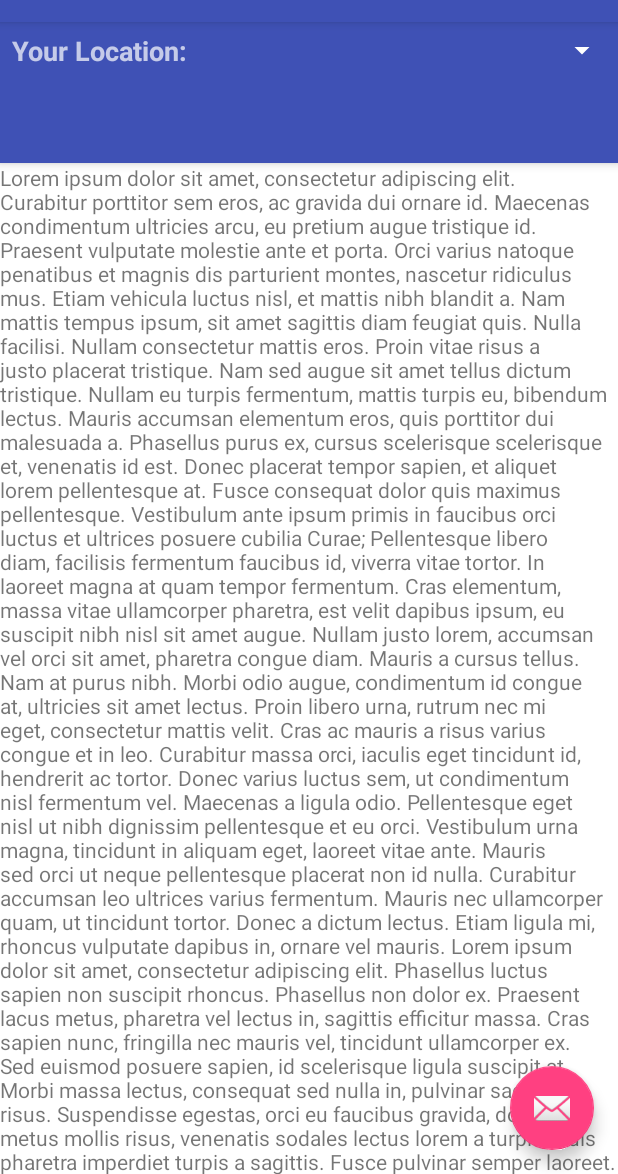
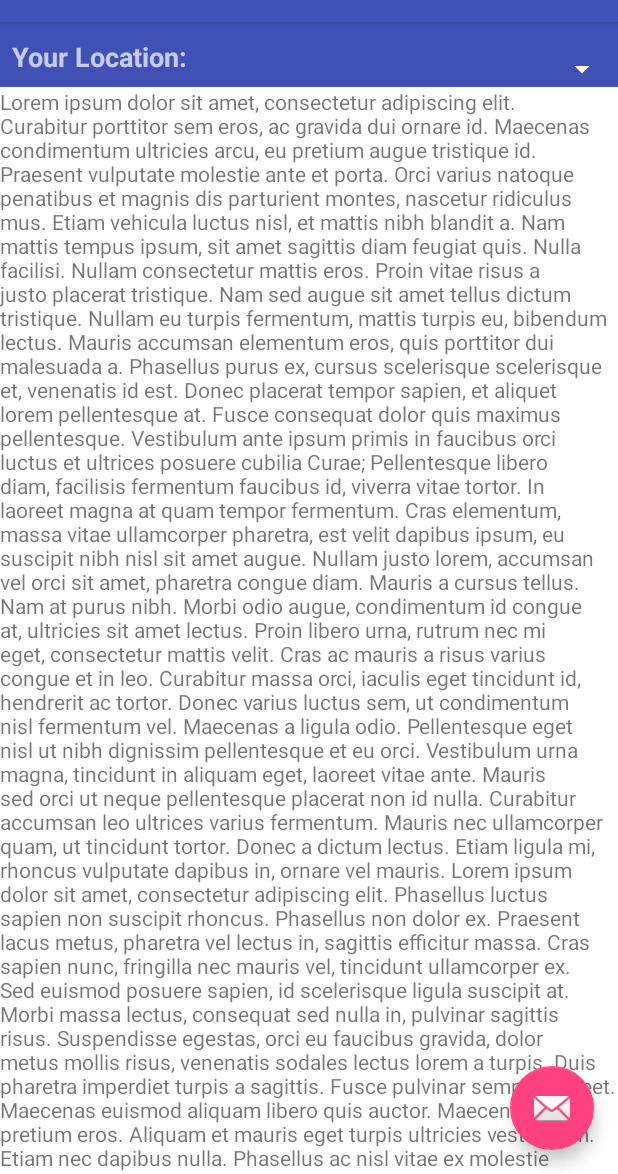
Before and after one commit to ThatStartupConcept/MyRoommate, an Android app: the screen it shows after launch (MainActivity), on a phone screen of 412 x 824 dp, the part 62-1236 px from its top. Run offline under Robolectric (Android 15) with nearby library versions, the phone set to English and light mode, and no system bars.

Commit message:
smaller collapsingtoolbar

```diff
--- a/app/src/main/res/layout/content_main.xml
+++ b/app/src/main/res/layout/content_main.xml
@@ -12,7 +12,7 @@
     <android.support.design.widget.AppBarLayout
         android:id="@+id/main.appbar"
         android:layout_width="match_parent"
-        android:layout_height="150dp"
+        android:layout_height="99dp"
         android:layout_gravity="top"
         android:fitsSystemWindows="true"
         android:theme="@style/ThemeOverlay.AppCompat.Dark.ActionBar">
@@ -25,14 +25,13 @@
             app:contentScrim="?attr/colorPrimary"
             app:expandedTitleMarginEnd="64dp"
             app:expandedTitleMarginStart="48dp"
-            app:layout_scrollFlags="scroll|enterAlways">
+            app:layout_scrollFlags="scroll|enterAlwaysCollapsed">
 
             <TextView
                 android:id="@+id/textView4"
                 android:layout_width="wrap_content"
-                android:layout_height="match_parent"
-                android:layout_gravity="left"
-                android:gravity="center_vertical"
+                android:layout_height="wrap_content"
+                android:layout_gravity="bottom|left"
                 android:padding="8dp"
                 android:text="Your Location: "
                 android:textSize="18sp"
@@ -40,10 +39,10 @@
 
             <Spinner
                 android:id="@+id/locationSpinner"
-                android:layout_width="219dp"
-                android:layout_height="match_parent"
-                android:layout_gravity="right"
-                android:gravity="center_vertical" />
+                android:layout_width="wrap_content"
+                android:layout_height="wrap_content"
+                android:layout_gravity="bottom|right"
+                android:padding="8dp" />
 
         </android.support.design.widget.CollapsingToolbarLayout>
 
```
